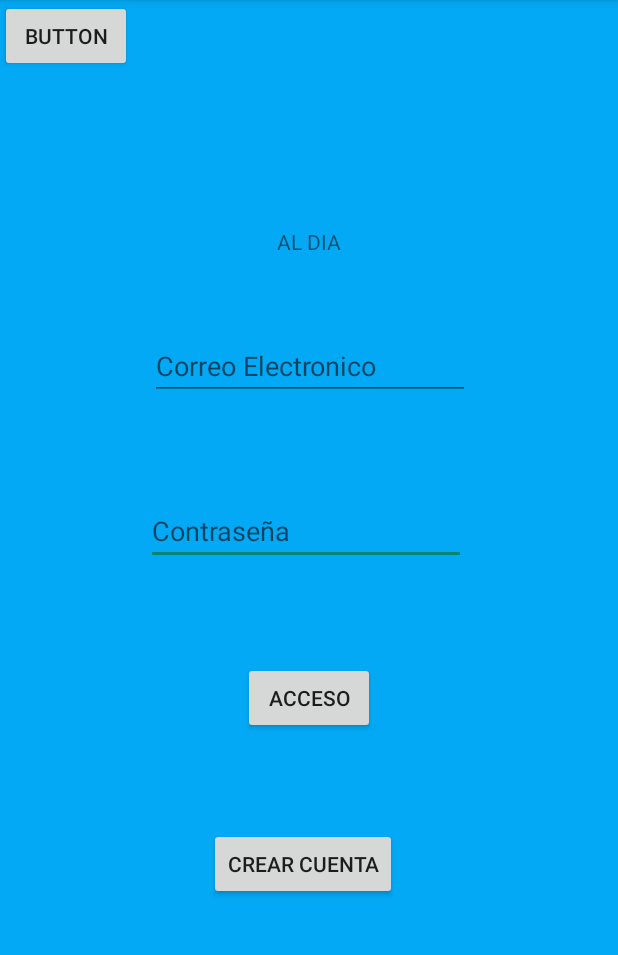
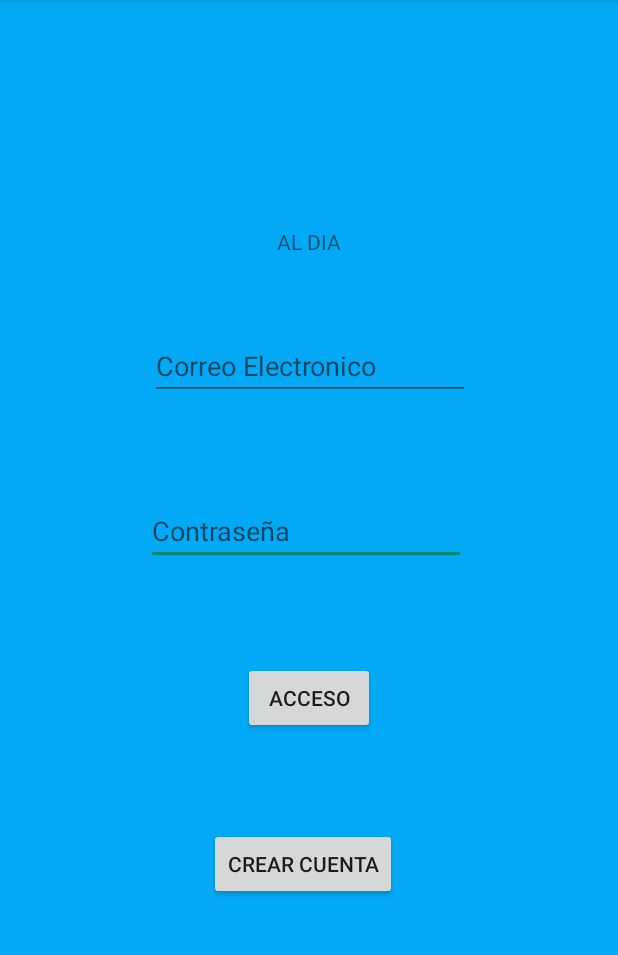
Before and after one commit to RM-CORDERO/Capstone, an Android app: the screen it shows after launch (LogInActivity), on a phone screen of 412 x 824 dp, the part 84-1039 px from its top. Run offline under Robolectric (Android 15) with nearby library versions, the phone set to English and light mode, and no system bars.

Commit message:
Quite el boton

```diff
--- a/app/src/main/res/layout/activity_main.xml
+++ b/app/src/main/res/layout/activity_main.xml
@@ -67,10 +67,5 @@
             android:layout_marginStart="139dp" android:layout_marginEnd="140dp"
             app:layout_constraintEnd_toEndOf="parent" android:layout_marginTop="24dp"
             app:layout_constraintTop_toBottomOf="@+id/accessButton" app:layout_constraintHorizontal_bias="0.0"/>
-    <Button
-            android:text="Button"
-            android:layout_width="wrap_content"
-            android:layout_height="wrap_content" android:id="@+id/button3" tools:layout_editor_absoluteY="138dp"
-            tools:layout_editor_absoluteX="148dp"/>
 
 </androidx.constraintlayout.widget.ConstraintLayout>
```
